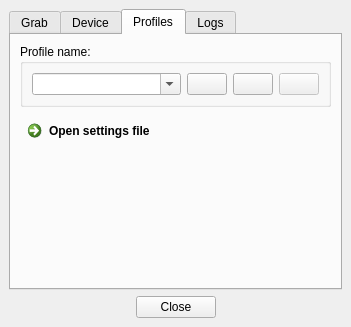
First picture: the form in Software/src/mainwindow.ui, repository Atarity/Lightpack, before the edit.
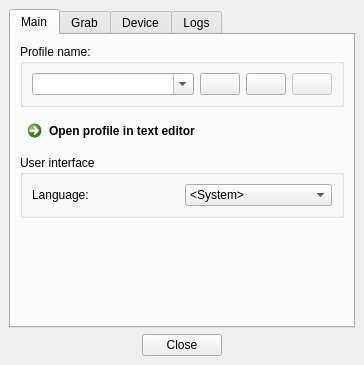
Second picture: the form after the edit. The open tabs and pages were chosen to show the change. Icons and pictures are not drawn.

Commit message: Software: Profiles tab rename to Main; added combobox to Main tab for switch translation language with GUI; main.cpp: remove translation install code; Settings: rename Main.ini to LightpackMain.ini; AboutDialog: added func softwareVersionUpdate() for transaltion purposes only;

```diff
--- a/Software/src/mainwindow.ui
+++ b/Software/src/mainwindow.ui
@@ -7,8 +7,8 @@
    <rect>
     <x>0</x>
     <y>0</y>
-    <width>351</width>
-    <height>327</height>
+    <width>364</width>
+    <height>365</height>
    </rect>
   </property>
   <property name="windowTitle">
@@ -34,6 +34,161 @@
       <property name="currentIndex">
        <number>0</number>
       </property>
+      <widget class="QWidget" name="tab">
+       <attribute name="title">
+        <string>Main</string>
+       </attribute>
+       <layout class="QVBoxLayout" name="verticalLayout_5">
+        <item>
+         <widget class="QGroupBox" name="groupBox_Profiles">
+          <property name="title">
+           <string>Profile name:</string>
+          </property>
+          <layout class="QHBoxLayout" name="horizontalLayout_3">
+           <item>
+            <widget class="QComboBox" name="comboBox_Profiles">
+             <property name="editable">
+              <bool>true</bool>
+             </property>
+             <property name="insertPolicy">
+              <enum>QComboBox::NoInsert</enum>
+             </property>
+            </widget>
+           </item>
+           <item>
+            <widget class="QPushButton" name="pushButton_ProfileNew">
+             <property name="enabled">
+              <bool>true</bool>
+             </property>
+             <property name="sizePolicy">
+              <sizepolicy hsizetype="Maximum" vsizetype="Fixed">
+               <horstretch>0</horstretch>
+               <verstretch>0</verstretch>
+              </sizepolicy>
+             </property>
+             <property name="toolTip">
+              <string>Add new profile</string>
+             </property>
+             <property name="text">
+              <string/>
+             </property>
+             <property name="icon">
+              <iconset resource="../res/LightpackResources.qrc">
+               <normaloff>:/icons/profile_new.png</normaloff>:/icons/profile_new.png</iconset>
+             </property>
+             <property name="checkable">
+              <bool>false</bool>
+             </property>
+            </widget>
+           </item>
+           <item>
+            <widget class="QPushButton" name="pushButton_ProfileResetToDefault">
+             <property name="enabled">
+              <bool>true</bool>
+             </property>
+             <property name="sizePolicy">
+              <sizepolicy hsizetype="Maximum" vsizetype="Fixed">
+               <horstretch>0</horstretch>
+               <verstretch>0</verstretch>
+              </sizepolicy>
+             </property>
+             <property name="toolTip">
+              <string>Reset current profile to defaults</string>
+             </property>
+             <property name="text">
+              <string/>
+             </property>
+             <property name="icon">
+              <iconset resource="../res/LightpackResources.qrc">
+               <normaloff>:/icons/profile_reset.png</normaloff>:/icons/profile_reset.png</iconset>
+             </property>
+             <property name="checkable">
+              <bool>false</bool>
+             </property>
+            </widget>
+           </item>
+           <item>
+            <widget class="QPushButton" name="pushButton_DeleteProfile">
+             <property name="enabled">
+              <bool>false</bool>
+             </property>
+             <property name="sizePolicy">
+              <sizepolicy hsizetype="Maximum" vsizetype="Fixed">
+               <horstretch>0</horstretch>
+               <verstretch>0</verstretch>
+              </sizepolicy>
+             </property>
+             <property name="toolTip">
+              <string>Delete profile</string>
+             </property>
+             <property name="text">
+              <string/>
+             </property>
+             <property name="icon">
+              <iconset resource="../res/LightpackResources.qrc">
+               <normaloff>:/icons/profile_delete.png</normaloff>:/icons/profile_delete.png</iconset>
+             </property>
+             <property name="checkable">
+              <bool>false</bool>
+             </property>
+            </widget>
+           </item>
+          </layout>
+         </widget>
+        </item>
+        <item>
+         <widget class="QCommandLinkButton" name="commandLinkButton_OpenSettings">
+          <property name="text">
+           <string>Open profile in text editor</string>
+          </property>
+          <property name="checkable">
+           <bool>false</bool>
+          </property>
+          <property name="description">
+           <string/>
+          </property>
+         </widget>
+        </item>
+        <item>
+         <widget class="QGroupBox" name="groupBox_UserInterface">
+          <property name="title">
+           <string>User interface</string>
+          </property>
+          <layout class="QHBoxLayout" name="horizontalLayout_8">
+           <item>
+            <widget class="QLabel" name="labelLanguage">
+             <property name="text">
+              <string>Language:</string>
+             </property>
+            </widget>
+           </item>
+           <item>
+            <widget class="QComboBox" name="comboBox_Language">
+             <item>
+              <property name="text">
+               <string notr="true">&lt;System&gt;</string>
+              </property>
+             </item>
+            </widget>
+           </item>
+          </layout>
+         </widget>
+        </item>
+        <item>
+         <spacer name="verticalSpacer_3">
+          <property name="orientation">
+           <enum>Qt::Vertical</enum>
+          </property>
+          <property name="sizeHint" stdset="0">
+           <size>
+            <width>20</width>
+            <height>40</height>
+           </size>
+          </property>
+         </spacer>
+        </item>
+       </layout>
+      </widget>
       <widget class="QWidget" name="tabSoftwareOptions">
        <property name="enabled">
         <bool>true</bool>
@@ -416,136 +571,6 @@
         </item>
        </layout>
       </widget>
-      <widget class="QWidget" name="tab">
-       <attribute name="title">
-        <string>Profiles</string>
-       </attribute>
-       <layout class="QVBoxLayout" name="verticalLayout_6">
-        <item>
-         <widget class="QGroupBox" name="groupBox">
-          <property name="title">
-           <string>Profile name:</string>
-          </property>
-          <layout class="QHBoxLayout" name="horizontalLayout_3">
-           <item>
-            <widget class="QComboBox" name="comboBox_Profiles">
-             <property name="editable">
-              <bool>true</bool>
-             </property>
-             <property name="insertPolicy">
-              <enum>QComboBox::NoInsert</enum>
-             </property>
-            </widget>
-           </item>
-           <item>
-            <widget class="QPushButton" name="pushButton_ProfileNew">
-             <property name="enabled">
-              <bool>true</bool>
-             </property>
-             <property name="sizePolicy">
-              <sizepolicy hsizetype="Maximum" vsizetype="Fixed">
-               <horstretch>0</horstretch>
-               <verstretch>0</verstretch>
-              </sizepolicy>
-             </property>
-             <property name="toolTip">
-              <string>Add new profile</string>
-             </property>
-             <property name="text">
-              <string/>
-             </property>
-             <property name="icon">
-              <iconset resource="../res/LightpackResources.qrc">
-               <normaloff>:/icons/profile_new.png</normaloff>:/icons/profile_new.png</iconset>
-             </property>
-             <property name="checkable">
-              <bool>false</bool>
-             </property>
-            </widget>
-           </item>
-           <item>
-            <widget class="QPushButton" name="pushButton_ProfileResetToDefault">
-             <property name="enabled">
-              <bool>true</bool>
-             </property>
-             <property name="sizePolicy">
-              <sizepolicy hsizetype="Maximum" vsizetype="Fixed">
-               <horstretch>0</horstretch>
-               <verstretch>0</verstretch>
-              </sizepolicy>
-             </property>
-             <property name="toolTip">
-              <string>Reset current profile to defaults</string>
-             </property>
-             <property name="text">
-              <string/>
-             </property>
-             <property name="icon">
-              <iconset resource="../res/LightpackResources.qrc">
-               <normaloff>:/icons/profile_reset.png</normaloff>:/icons/profile_reset.png</iconset>
-             </property>
-             <property name="checkable">
-              <bool>false</bool>
-             </property>
-            </widget>
-           </item>
-           <item>
-            <widget class="QPushButton" name="pushButton_DeleteProfile">
-             <property name="enabled">
-              <bool>false</bool>
-             </property>
-             <property name="sizePolicy">
-              <sizepolicy hsizetype="Maximum" vsizetype="Fixed">
-               <horstretch>0</horstretch>
-               <verstretch>0</verstretch>
-              </sizepolicy>
-             </property>
-             <property name="toolTip">
-              <string>Delete profile</string>
-             </property>
-             <property name="text">
-              <string/>
-             </property>
-             <property name="icon">
-              <iconset resource="../res/LightpackResources.qrc">
-               <normaloff>:/icons/profile_delete.png</normaloff>:/icons/profile_delete.png</iconset>
-             </property>
-             <property name="checkable">
-              <bool>false</bool>
-             </property>
-            </widget>
-           </item>
-          </layout>
-         </widget>
-        </item>
-        <item>
-         <widget class="QCommandLinkButton" name="commandLinkButton_OpenSettings">
-          <property name="text">
-           <string>Open settings file</string>
-          </property>
-          <property name="checkable">
-           <bool>false</bool>
-          </property>
-          <property name="description">
-           <string/>
-          </property>
-         </widget>
-        </item>
-        <item>
-         <spacer name="verticalSpacer_3">
-          <property name="orientation">
-           <enum>Qt::Vertical</enum>
-          </property>
-          <property name="sizeHint" stdset="0">
-           <size>
-            <width>20</width>
-            <height>40</height>
-           </size>
-          </property>
-         </spacer>
-        </item>
-       </layout>
-      </widget>
       <widget class="QWidget" name="tabLogs">
        <property name="layoutDirection">
         <enum>Qt::LeftToRight</enum>
```
Left out of the diff: 6 changed lines with no effect on the pictures. The commit also changes 9 other files.
